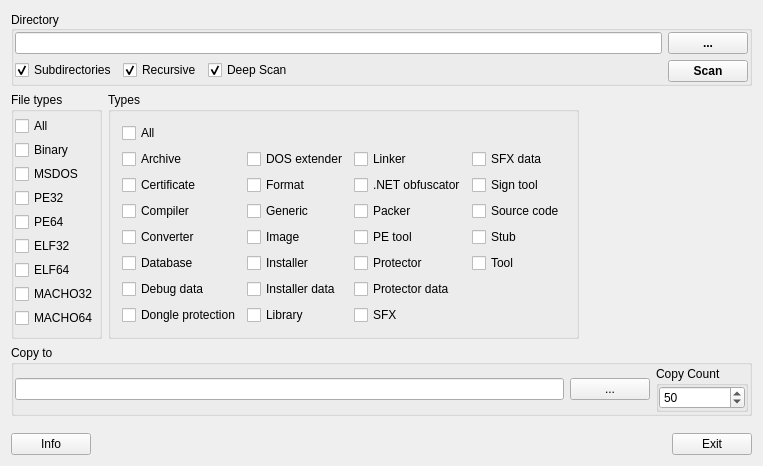
horsicq/DIE-sort, file gui_source/guimainwindow.ui: the form before one commit.
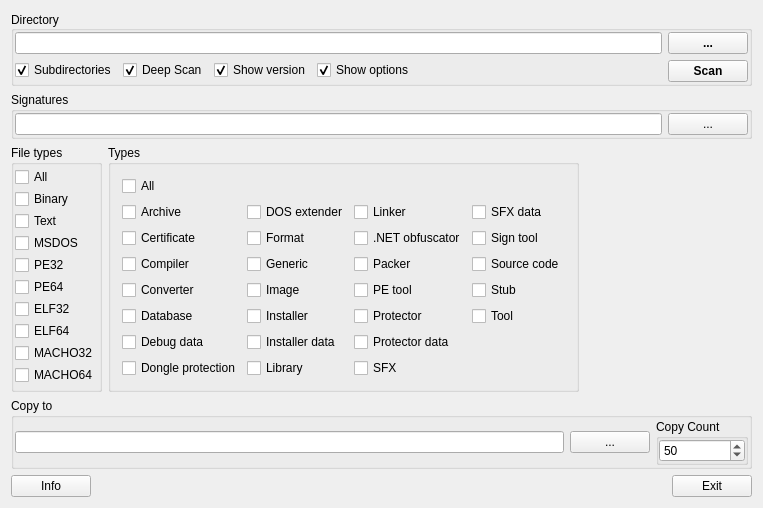
The form after the commit.

Diff of the .ui file:
```diff
--- a/gui_source/guimainwindow.ui
+++ b/gui_source/guimainwindow.ui
@@ -53,16 +53,6 @@
              </property>
             </widget>
            </item>
-           <item>
-            <widget class="QCheckBox" name="checkBoxRecursive">
-             <property name="text">
-              <string>Recursive</string>
-             </property>
-             <property name="checked">
-              <bool>true</bool>
-             </property>
-            </widget>
-           </item>
            <item>
             <widget class="QCheckBox" name="checkBoxDeepScan">
              <property name="text">
@@ -73,6 +63,26 @@
              </property>
             </widget>
            </item>
+           <item>
+            <widget class="QCheckBox" name="checkBoxShowVersion">
+             <property name="text">
+              <string>Show version</string>
+             </property>
+             <property name="checked">
+              <bool>true</bool>
+             </property>
+            </widget>
+           </item>
+           <item>
+            <widget class="QCheckBox" name="checkBoxShowOptions">
+             <property name="text">
+              <string>Show options</string>
+             </property>
+             <property name="checked">
+              <bool>true</bool>
+             </property>
+            </widget>
+           </item>
            <item>
             <spacer name="horizontalSpacer">
              <property name="orientation">
@@ -123,6 +133,41 @@
       </layout>
      </widget>
     </item>
+    <item>
+     <widget class="QGroupBox" name="groupBoxSignatures">
+      <property name="title">
+       <string>Signatures</string>
+      </property>
+      <layout class="QHBoxLayout" name="horizontalLayout_8">
+       <property name="leftMargin">
+        <number>1</number>
+       </property>
+       <property name="topMargin">
+        <number>1</number>
+       </property>
+       <property name="rightMargin">
+        <number>1</number>
+       </property>
+       <property name="bottomMargin">
+        <number>1</number>
+       </property>
+       <item>
+        <layout class="QHBoxLayout" name="horizontalLayout_9">
+         <item>
+          <widget class="QLineEdit" name="lineEditSignatures"/>
+         </item>
+         <item>
+          <widget class="QPushButton" name="pushButtonSignatures">
+           <property name="text">
+            <string>...</string>
+           </property>
+          </widget>
+         </item>
+        </layout>
+       </item>
+      </layout>
+     </widget>
+    </item>
     <item>
      <layout class="QHBoxLayout" name="horizontalLayout_6">
       <item>
@@ -160,6 +205,13 @@
            </property>
           </widget>
          </item>
+         <item>
+          <widget class="QCheckBox" name="checkBoxText">
+           <property name="text">
+            <string>Text</string>
+           </property>
+          </widget>
+         </item>
          <item>
           <widget class="QCheckBox" name="checkBoxMSDOS">
            <property name="text">
```
